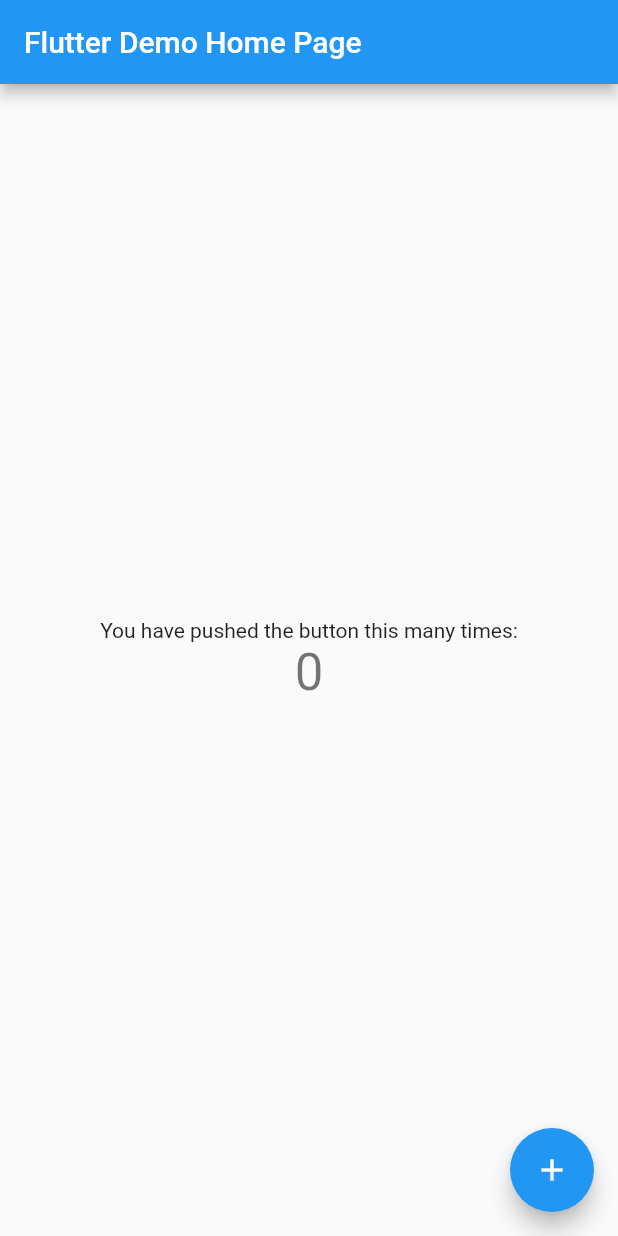
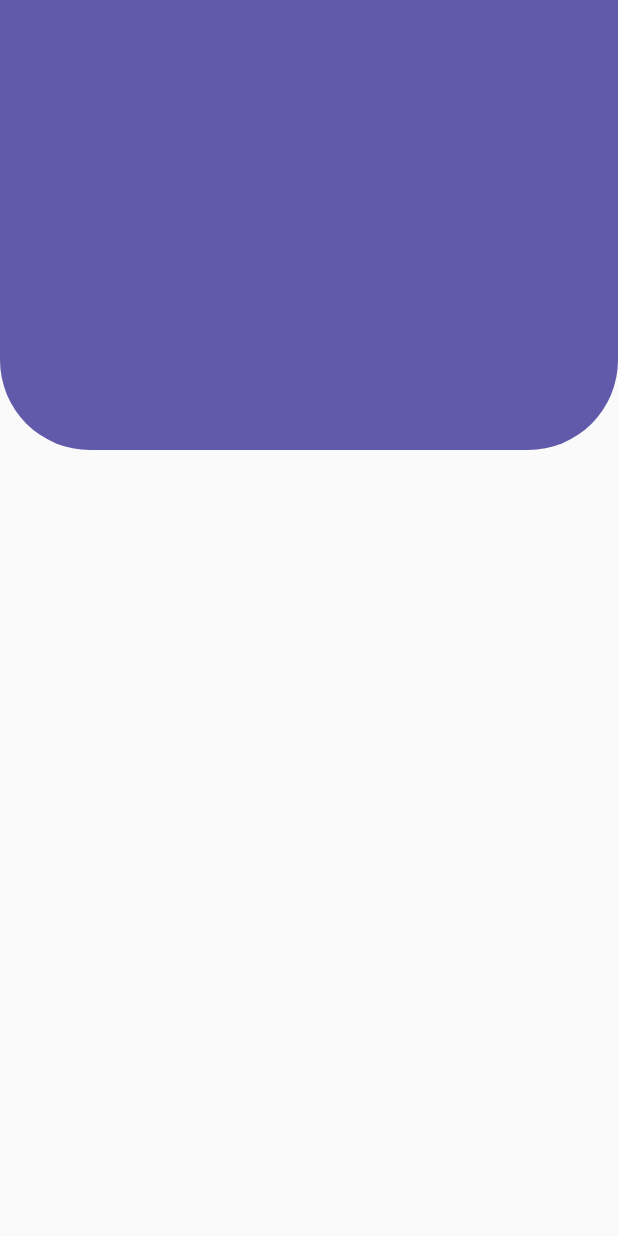
Before and after one commit to alvag/custom_painter_flutter, a Flutter app: the screen it shows after launch, on a phone screen of 412 x 824 dp. Run offline on Flutter 3.47's test engine with Material 2 defaults, Android fonts, the phone set to English and light mode, and no system bars.

Commit message:
header cuadrado y redondeado

```diff
--- a/lib/main.dart
+++ b/lib/main.dart
@@ -1,111 +1,15 @@
+import 'package:custom_painter_flutter/src/pages/headers_page.dart';
 import 'package:flutter/material.dart';
 
 void main() => runApp(MyApp());
 
 class MyApp extends StatelessWidget {
-  // This widget is the root of your application.
   @override
   Widget build(BuildContext context) {
     return MaterialApp(
-      title: 'Flutter Demo',
-      theme: ThemeData(
-        // This is the theme of your application.
-        //
-        // Try running your application with "flutter run". You'll see the
-        // application has a blue toolbar. Then, without quitting the app, try
-        // changing the primarySwatch below to Colors.green and then invoke
-        // "hot reload" (press "r" in the console where you ran "flutter run",
-        // or simply save your changes to "hot reload" in a Flutter IDE).
-        // Notice that the counter didn't reset back to zero; the application
-        // is not restarted.
-        primarySwatch: Colors.blue,
-      ),
-      home: MyHomePage(title: 'Flutter Demo Home Page'),
+      debugShowCheckedModeBanner: false,
+      title: 'Material App',
+      home: HeadersPage(),
     );
   }
 }
-
-class MyHomePage extends StatefulWidget {
-  MyHomePage({Key key, this.title}) : super(key: key);
-
-  // This widget is the home page of your application. It is stateful, meaning
-  // that it has a State object (defined below) that contains fields that affect
-  // how it looks.
-
-  // This class is the configuration for the state. It holds the values (in this
-  // case the title) provided by the parent (in this case the App widget) and
-  // used by the build method of the State. Fields in a Widget subclass are
-  // always marked "final".
-
-  final String title;
-
-  @override
-  _MyHomePageState createState() => _MyHomePageState();
-}
-
-class _MyHomePageState extends State<MyHomePage> {
-  int _counter = 0;
-
-  void _incrementCounter() {
-    setState(() {
-      // This call to setState tells the Flutter framework that something has
-      // changed in this State, which causes it to rerun the build method below
-      // so that the display can reflect the updated values. If we changed
-      // _counter without calling setState(), then the build method would not be
-      // called again, and so nothing would appear to happen.
-      _counter++;
-    });
-  }
-
-  @override
-  Widget build(BuildContext context) {
-    // This method is rerun every time setState is called, for instance as done
-    // by the _incrementCounter method above.
-    //
-    // The Flutter framework has been optimized to make rerunning build methods
-    // fast, so that you can just rebuild anything that needs updating rather
-    // than having to individually change instances of widgets.
-    return Scaffold(
-      appBar: AppBar(
-        // Here we take the value from the MyHomePage object that was created by
-        // the App.build method, and use it to set our appbar title.
-        title: Text(widget.title),
-      ),
-      body: Center(
-        // Center is a layout widget. It takes a single child and positions it
-        // in the middle of the parent.
-        child: Column(
-          // Column is also a layout widget. It takes a list of children and
-          // arranges them vertically. By default, it sizes itself to fit its
-          // children horizontally, and tries to be as tall as its parent.
-          //
-          // Invoke "debug painting" (press "p" in the console, choose the
-          // "Toggle Debug Paint" action from the Flutter Inspector in Android
-          // Studio, or the "Toggle Debug Paint" command in Visual Studio Code)
-          // to see the wireframe for each widget.
-          //
-          // Column has various properties to control how it sizes itself and
-          // how it positions its children. Here we use mainAxisAlignment to
-          // center the children vertically; the main axis here is the vertical
-          // axis because Columns are vertical (the cross axis would be
-          // horizontal).
-          mainAxisAlignment: MainAxisAlignment.center,
-          children: <Widget>[
-            Text(
-              'You have pushed the button this many times:',
-            ),
-            Text(
-              '$_counter',
-              style: Theme.of(context).textTheme.display1,
-            ),
-          ],
-        ),
-      ),
-      floatingActionButton: FloatingActionButton(
-        onPressed: _incrementCounter,
-        tooltip: 'Increment',
-        child: Icon(Icons.add),
-      ), // This trailing comma makes auto-formatting nicer for build methods.
-    );
-  }
-}
--- /dev/null
+++ b/lib/src/pages/headers_page.dart
@@ -0,0 +1,11 @@
+import 'package:flutter/material.dart';
+import 'package:custom_painter_flutter/src/widgets/headers_widget.dart';
+
+class HeadersPage extends StatelessWidget {
+  @override
+  Widget build(BuildContext context) {
+    return Scaffold(
+      body: HeaderRedondeado(),
+    );
+  }
+}
--- /dev/null
+++ b/lib/src/widgets/headers_widget.dart
@@ -0,0 +1,27 @@
+import 'package:flutter/material.dart';
+
+class HeaderCuadrado extends StatelessWidget {
+  @override
+  Widget build(BuildContext context) {
+    return Container(
+      height: 300.0,
+      color: Color(0xff615aab),
+    );
+  }
+}
+
+class HeaderRedondeado extends StatelessWidget {
+  @override
+  Widget build(BuildContext context) {
+    return Container(
+      height: 300.0,
+      decoration: BoxDecoration(
+        color: Color(0xff615aab),
+        borderRadius: BorderRadius.only(
+          bottomLeft: Radius.circular(60.0),
+          bottomRight: Radius.circular(60.0),
+        ),
+      ),
+    );
+  }
+}
```
